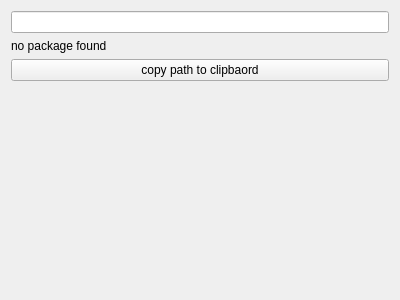
Ulle84/UllesSourceCode, file DevelopmentHelper/PackageHelper.ui: the form before one commit.
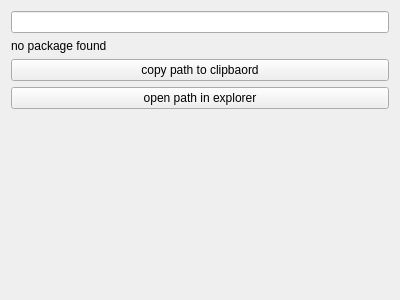
The form after the commit.

Patch:
```diff
--- a/DevelopmentHelper/PackageHelper.ui
+++ b/DevelopmentHelper/PackageHelper.ui
@@ -31,7 +31,7 @@
      </property>
     </widget>
    </item>
-   <item row="3" column="0">
+   <item row="4" column="0">
     <spacer name="verticalSpacer">
      <property name="orientation">
       <enum>Qt::Vertical</enum>
@@ -44,6 +44,13 @@
      </property>
     </spacer>
    </item>
+   <item row="3" column="0">
+    <widget class="QPushButton" name="pushButtonOpenInExplorer">
+     <property name="text">
+      <string>open path in explorer</string>
+     </property>
+    </widget>
+   </item>
   </layout>
  </widget>
  <resources/>
```
